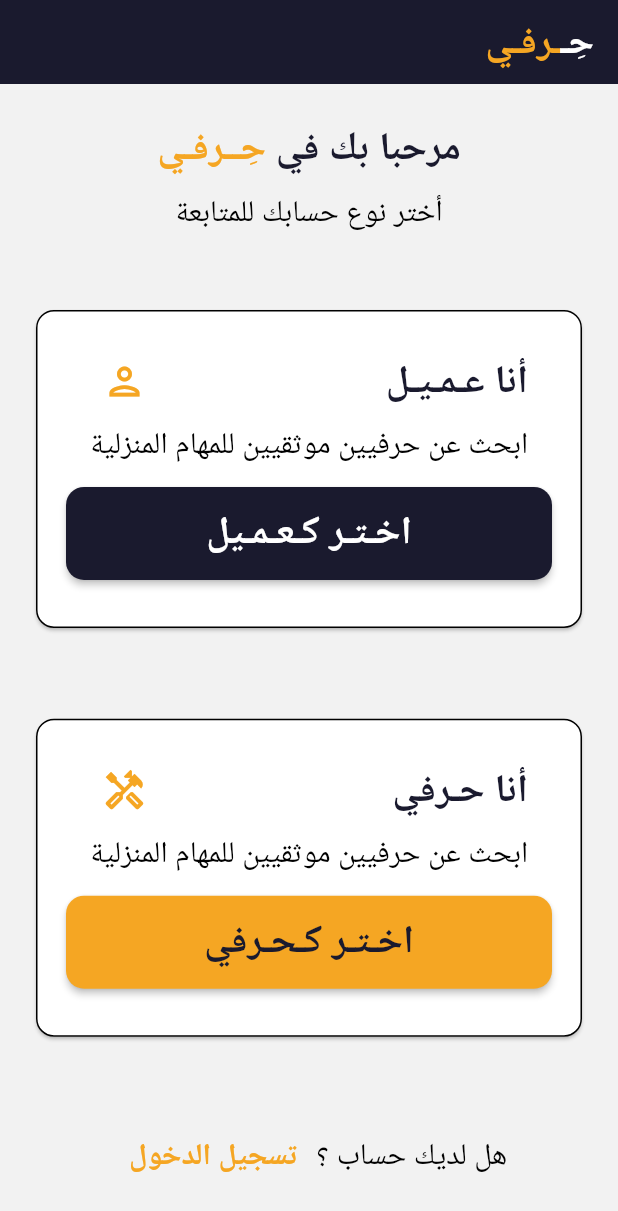
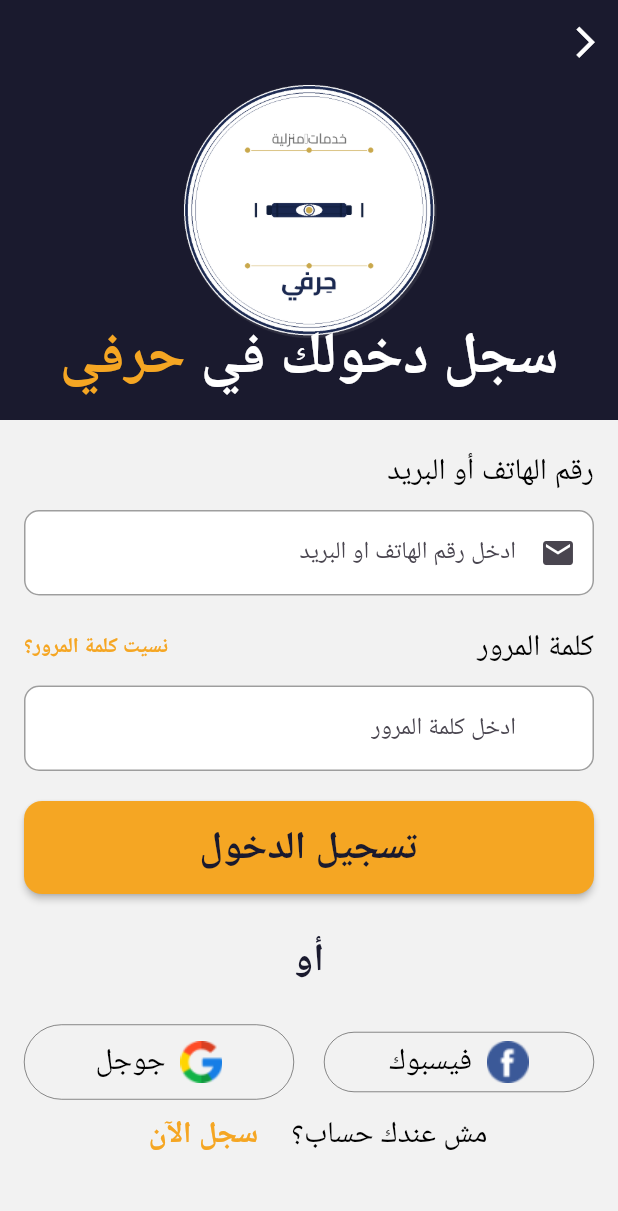
Before and after one commit to AbdelazizMohamed-GitHub/Herafi, a Flutter app: the screen it shows after launch, on a phone screen of 412 x 824 dp. Shown: the top 1211 px of the screen. Run offline on Flutter 3.47's test engine with Material 3 defaults, Android fonts, the phone set to English and light mode, and no system bars; our stand-ins replace go_router.

Commit message:
Finished SignInScreen

```diff
--- a/lib/app/router/router.dart
+++ b/lib/app/router/router.dart
@@ -1,13 +1,18 @@
 import 'package:go_router/go_router.dart';
 import 'package:herafi_app/app/router/routes.dart';
+import 'package:herafi_app/features/auth/presention/screens/sign_in_screen.dart';
 import 'package:herafi_app/features/welcome/presentation/screen/welcom_screen.dart';
 
 final herafiRouter = GoRouter(
-  initialLocation: HerafiRoutes.welcome,
+  initialLocation: HerafiRoutes.signIn,
   routes: [
     GoRoute(
       path: HerafiRoutes.welcome,
       builder: (context, state) => const WelcomeScreen(),
     ),
+    GoRoute(
+      path: HerafiRoutes.signIn,
+      builder: (context, state) => const SignInScreen(),
+    ),
   ],
 );
--- a/lib/app/router/routes.dart
+++ b/lib/app/router/routes.dart
@@ -1,3 +1,4 @@
 class HerafiRoutes {
   static const String welcome = '/';
+  static const String signIn = '/signIn';
 }
--- a/lib/app/theme/app_colors.dart
+++ b/lib/app/theme/app_colors.dart
@@ -1,6 +1,6 @@
 import 'package:flutter/material.dart';
 
-class AppColors {
+class HerafiColors {
   static const Color goldColor = Color(0xFFF5A623);
   static const Color darkBlueColor = Color(0xFF1A1A2E);
   static const Color background = Color(0xFFF2F2F2);
--- a/lib/app/theme/app_style.dart
+++ b/lib/app/theme/app_style.dart
@@ -1,11 +1,11 @@
 import 'package:flutter/material.dart';
 import 'package:herafi_app/app/theme/app_colors.dart';
 
-class AppStyle {
+class HerafiStyles {
   static const TextStyle text26boldGold = TextStyle(
     fontSize: 26,
     fontWeight: FontWeight.bold,
-    color: AppColors.goldColor,
+    color: HerafiColors.goldColor,
   );
   static const TextStyle text26boldWhite = TextStyle(
     fontSize: 26,
@@ -15,10 +15,18 @@ class AppStyle {
   static const TextStyle text26boldDarkBlue = TextStyle(
     fontSize: 26,
     fontWeight: FontWeight.bold,
-    color: AppColors.darkBlueColor,
+    color: HerafiColors.darkBlueColor,
   );
   static const TextStyle text20Black = TextStyle(
     fontSize: 20,
     color: Colors.black,
   );
+  static const TextStyle text20White = TextStyle(
+    fontSize: 20,
+    color: Colors.white,
+  );
+  static const TextStyle text20Gold = TextStyle(
+    fontSize: 20,
+    color: HerafiColors.goldColor,
+  );
 }
--- a/lib/core/constant/assets/app_image.dart
+++ b/lib/core/constant/assets/app_image.dart
@@ -1,4 +1,7 @@
-class AppImage {
+class HerafiImage {
   static const String logoDark = 'assets/images/logo_dark.png';
   static const String logoLight = 'assets/images/logo_light.png';
+  static const String facebook = 'assets/images/facebook.png';
+  static const String google = 'assets/images/google.png';
+  static const String profile = 'assets/images/profile.png';
 }
--- /dev/null
+++ b/lib/core/widget/custom_text_form.dart
@@ -0,0 +1,64 @@
+import 'package:flutter/material.dart';
+import 'package:herafi_app/app/theme/app_colors.dart';
+
+class CustomTextForm extends StatelessWidget {
+  const CustomTextForm({
+    super.key,
+    this.pIcon,
+    this.lines = 1,
+    this.sIcon,
+    required this.text,
+    this.textController,
+    this.obscureText = false,
+    this.onChanged,
+    required this.kType,
+    this.validator,
+  });
+  final IconData? pIcon;
+  final Widget? sIcon;
+  final String text;
+  final TextEditingController? textController;
+  final bool obscureText;
+  final TextInputType kType;
+  final int lines;
+  final void Function(String)? onChanged;
+  final String? Function(String?)? validator;
+  @override
+  Widget build(BuildContext context) {
+    return TextFormField(
+      maxLines: lines,
+      onChanged: onChanged,
+      obscureText: obscureText,
+      keyboardType: kType,
+      validator:
+          validator ??
+          (value) {
+            if (value == null || value.isEmpty) {
+              return 'Please enter your $text';
+            }
+            return null;
+          },
+      controller: textController,
+      decoration: InputDecoration(
+        filled: true,
+        fillColor: Colors.white,
+        errorBorder: border,
+        focusedErrorBorder: border,
+        disabledBorder: border,
+        focusedBorder: OutlineInputBorder(
+          borderRadius: BorderRadius.circular(12),
+          borderSide: const BorderSide(color: HerafiColors.darkBlueColor),
+        ),
+        enabledBorder: border,
+        prefixIcon: Icon(pIcon),
+        suffixIcon: sIcon ?? const SizedBox(),
+        hintText: text,
+      ),
+    );
+  }
+}
+
+var border = OutlineInputBorder(
+  borderRadius: BorderRadius.circular(10),
+  borderSide: const BorderSide(color: Colors.grey),
+);
--- /dev/null
+++ b/lib/features/auth/presention/screens/sign_in_screen.dart
@@ -0,0 +1,168 @@
+import 'package:flutter/material.dart';
+import 'package:herafi_app/app/theme/app_colors.dart';
+import 'package:herafi_app/app/theme/app_style.dart';
+import 'package:herafi_app/core/constant/assets/app_image.dart';
+import 'package:herafi_app/core/widget/custom_text_form.dart';
+import 'package:herafi_app/core/widget/cutom_button.dart';
+
+class SignInScreen extends StatelessWidget {
+  const SignInScreen({super.key});
+
+  @override
+  Widget build(BuildContext context) {
+    return Scaffold(
+      backgroundColor: HerafiColors.background,
+      body: CustomScrollView(
+        slivers: [
+          SliverAppBar(
+            backgroundColor: HerafiColors.darkBlueColor,
+            leading: IconButton(
+              onPressed: () {},
+              icon: Icon(Icons.arrow_back_ios, color: Colors.white, size: 25),
+            ),
+            expandedHeight: 280,
+            pinned: true,
+
+            // يظهر بعد الـ scroll
+            flexibleSpace: FlexibleSpaceBar(
+              centerTitle: true,
+              title: Text.rich(
+                TextSpan(
+                  children: [
+                    TextSpan(
+                      text: 'سجل دخولك في',
+                      style: HerafiStyles.text26boldWhite,
+                    ),
+                    TextSpan(text: ' حرفي', style: HerafiStyles.text26boldGold),
+                  ],
+                ),
+              ),
+              background: Column(
+                mainAxisAlignment: MainAxisAlignment.center,
+                children: [
+                  Image.asset(HerafiImage.logoLight, width: 250, height: 250),
+                ],
+              ),
+            ),
+          ),
+
+          // Body
+          SliverToBoxAdapter(
+            child: Padding(
+              padding: const EdgeInsets.symmetric(horizontal: 16, vertical: 20),
+              child: Column(
+                crossAxisAlignment: CrossAxisAlignment.start,
+                children: [
+                  const Text(
+                    'رقم الهاتف أو البريد',
+                    style: HerafiStyles.text20Black,
+                  ),
+
+                  const SizedBox(height: 10),
+
+                  CustomTextForm(
+                    pIcon: Icons.email,
+                    text: 'ادخل رقم الهاتف او البريد',
+                    kType: TextInputType.emailAddress,
+                  ),
+
+                  const SizedBox(height: 20),
+
+                  Row(
+                    mainAxisAlignment: MainAxisAlignment.spaceBetween,
+                    children: const [
+                      Text('كلمة المرور', style: HerafiStyles.text20Black),
+                      Text(
+                        'نسيت كلمة المرور؟',
+                        style: TextStyle(
+                          color: Color(0xffF5A623),
+                          fontWeight: FontWeight.bold,
+                        ),
+                      ),
+                    ],
+                  ),
+
+                  const SizedBox(height: 10),
+
+                  CustomTextForm(
+                    text: 'ادخل كلمة المرور',
+                    kType: TextInputType.text,
+                  ),
+                  const SizedBox(height: 20),
+
+                  CustomButton(
+                    onPressed: () {},
+                    text: 'تسجيل الدخول',
+                    color: HerafiColors.goldColor,
+                    textStyle: HerafiStyles.text26boldDarkBlue,
+                  ),
+
+                  const SizedBox(height: 25),
+
+                  const Center(
+                    child: Text('أو', style: HerafiStyles.text26boldDarkBlue),
+                  ),
+
+                  const SizedBox(height: 25),
+
+                  Row(
+                    children: [
+                      Expanded(
+                        child: Container(
+                          height: 40,
+                          decoration: BoxDecoration(
+                            borderRadius: BorderRadius.circular(30),
+                            border: Border.all(width: 0.3, color: Colors.black),
+                          ),
+                          child: Row(
+                            mainAxisAlignment: MainAxisAlignment.center,
+                            children: [
+                              Image.asset(HerafiImage.facebook),
+                              Text('  فيسبوك', style: HerafiStyles.text20Black),
+                            ],
+                          ),
+                        ),
+                      ),
+                      const SizedBox(width: 20),
+                      Expanded(
+                        child: Container(
+                          height: 50,
+                          decoration: BoxDecoration(
+                            borderRadius: BorderRadius.circular(30),
+                            border: Border.all(width: 0.3, color: Colors.black),
+                          ),
+                          child: Row(
+                            mainAxisAlignment: MainAxisAlignment.center,
+                            children: [
+                              Image.asset(HerafiImage.google),
+                              Text('  جوجل', style: HerafiStyles.text20Black),
+                            ],
+                          ),
+                        ),
+                      ),
+                    ],
+                  ),
+                  Row(
+                    mainAxisAlignment: MainAxisAlignment.center,
+                    children: [
+                      Text('مش عندك حساب؟ ', style: HerafiStyles.text20Black),
+                      TextButton(
+                        onPressed: () {},
+                        child: Text(
+                          ' سجل الآن',
+                          style: HerafiStyles.text20Gold.copyWith(
+                            fontWeight: FontWeight.bold,
+                          ),
+                        ),
+                      ),
+                    ],
+                  ),
+                ],
+              ),
+            ),
+          ),
+        ],
+      ),
+    );
+  }
+}
--- a/lib/features/welcome/presentation/screen/welcom_screen.dart
+++ b/lib/features/welcome/presentation/screen/welcom_screen.dart
@@ -9,14 +9,14 @@ class WelcomeScreen extends StatelessWidget {
   @override
   Widget build(BuildContext context) {
     return Scaffold(
-      backgroundColor: AppColors.background,
+      backgroundColor: HerafiColors.background,
       appBar: AppBar(
-        backgroundColor: AppColors.darkBlueColor,
+        backgroundColor: HerafiColors.darkBlueColor,
         title: Text.rich(
           TextSpan(
             children: [
-              TextSpan(text: 'حِـ', style: AppStyle.text26boldWhite),
-              TextSpan(text: 'ـرفـي', style: AppStyle.text26boldGold),
+              TextSpan(text: 'حِـ', style: HerafiStyles.text26boldWhite),
+              TextSpan(text: 'ـرفـي', style: HerafiStyles.text26boldGold),
             ],
           ),
         ),
@@ -38,11 +38,11 @@ class WelcomeScreen extends StatelessWidget {
                           children: [
                             TextSpan(
                               text: 'مرحبا بك في ',
-                              style: AppStyle.text26boldDarkBlue,
+                              style: HerafiStyles.text26boldDarkBlue,
                             ),
                             TextSpan(
                               text: 'حِــرفـي',
-                              style: AppStyle.text26boldGold,
+                              style: HerafiStyles.text26boldGold,
                             ),
                           ],
                         ),
@@ -51,7 +51,7 @@ class WelcomeScreen extends StatelessWidget {
                       SizedBox(height: 10),
                       Text(
                         'أختر نوع حسابك للمتابعة',
-                        style: AppStyle.text20Black,
+                        style: HerafiStyles.text20Black,
                         textAlign: TextAlign.center,
                       ),
                     ],
@@ -69,24 +69,24 @@ class WelcomeScreen extends StatelessWidget {
                           ListTile(
                             title: Text(
                               "أنا عـمـيـل",
-                              style: AppStyle.text26boldDarkBlue,
+                              style: HerafiStyles.text26boldDarkBlue,
                             ),
                             trailing: Icon(
                               Icons.person_outlined,
                               size: 30,
-                              color: AppColors.goldColor,
+                              color: HerafiColors.goldColor,
                             ),
                           ),
                           Text(
                             'ابحث عن حرفيين موثقيين للمهام المنزلية',
-                            style: AppStyle.text20Black,
+                            style: HerafiStyles.text20Black,
                           ),
                           SizedBox(height: 12),
                           CustomButton(
                             onPressed: () {},
                             text: 'اخـتـر كـعـمـيل',
-                            color: AppColors.darkBlueColor,
-                            textStyle: AppStyle.text26boldWhite,
+                            color: HerafiColors.darkBlueColor,
+                            textStyle: HerafiStyles.text26boldWhite,
                           ),
                           SizedBox(height: 12),
                         ],
@@ -106,24 +106,24 @@ class WelcomeScreen extends StatelessWidget {
                           ListTile(
                             title: Text(
                               "أنا حـرفي",
-                              style: AppStyle.text26boldDarkBlue,
+                              style: HerafiStyles.text26boldDarkBlue,
                             ),
                             trailing: Icon(
                               Icons.handyman_outlined,
                               size: 30,
-                              color: AppColors.goldColor,
+                              color: HerafiColors.goldColor,
                             ),
                           ),
                           Text(
                             'ابحث عن حرفيين موثقيين للمهام المنزلية',
-                            style: AppStyle.text20Black,
+                            style: HerafiStyles.text20Black,
                           ),
                           SizedBox(height: 12),
                           CustomButton(
                             onPressed: () {},
                             text: 'اخـتـر كـحـرفي',
-                            color: AppColors.goldColor,
-                            textStyle: AppStyle.text26boldDarkBlue,
+                            color: HerafiColors.goldColor,
+                            textStyle: HerafiStyles.text26boldDarkBlue,
                           ),
                           SizedBox(height: 12),
                         ],
@@ -134,13 +134,12 @@ class WelcomeScreen extends StatelessWidget {
                   Row(
                     mainAxisAlignment: MainAxisAlignment.center,
                     children: [
-                      Text('هل لديك حساب ؟', style: AppStyle.text20Black),
+                      Text('هل لديك حساب ؟', style: HerafiStyles.text20Black),
                       TextButton(
                         onPressed: () {},
                         child: Text(
                           'تسجيل الدخول',
-                          style: AppStyle.text20Black.copyWith(
-                            color: AppColors.goldColor,
+                          style: HerafiStyles.text20Gold.copyWith(
                             fontWeight: FontWeight.bold,
                           ),
                         ),
```
Also changed, not shown: assets/images/facebook.png (added), assets/images/google.png (added), assets/images/logo_dark.png, assets/images/logo_light.png, assets/images/profile.png (added).
